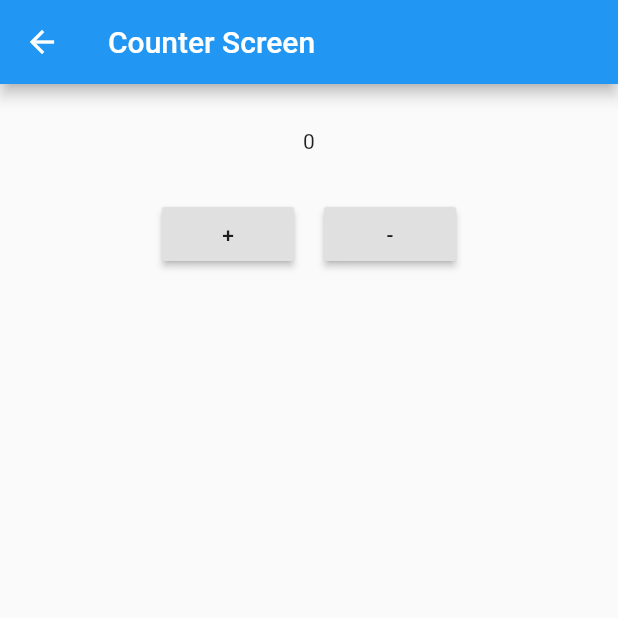
After one commit to zabochen/study_app_flutter, a Flutter app: the screen it shows after launch, after a tap on "Open Counter Screen", on a phone screen of 412 x 824 dp, the top half of it. The commit adds this screen. Run offline on Flutter 3.47's test engine with Material 2 defaults, Android fonts, the phone set to English and light mode, and no system bars; our stand-ins replace shared_preferences; network calls fail.

Commit message:
BLoC manual. SharedPreferences. Strings class.

```diff
--- a/lib/main.dart
+++ b/lib/main.dart
@@ -1,8 +1,11 @@
 import 'package:flutter/material.dart';
+import 'package:study_app_flutter/ui/comment/CommentScreen.dart';
 import 'package:study_app_flutter/screen/home.dart';
 import 'package:study_app_flutter/screen/image.dart';
 import 'package:study_app_flutter/screen/post.dart';
 import 'package:study_app_flutter/screen/row_column_stack.dart';
+import 'package:study_app_flutter/ui/counter/CounterScreen.dart';
+import 'package:study_app_flutter/ui/preferences/PreferencesScreen.dart';
 
 void main() {
   runApp(MaterialApp(
@@ -10,7 +13,10 @@ void main() {
     routes: <String, WidgetBuilder>{
       '/imageScreen': (BuildContext buildContext) => ImageScreen(),
       '/rowColumnScreen': (BuildContext buildContext) => RowColumnScreen(),
-      '/postScreen': (BuildContext buildContext) => PostScreen()
+      '/postScreen': (BuildContext buildContext) => PostScreen(),
+      '/commentScreen': (BuildContext buildContext) => CommentScreen(),
+      '/preferencesScreen': (BuildContext buildContext) => PreferencesScreen(),
+      '/counterScreen': (BuildContext buildContext) => CounterScreen()
     },
   ));
 }
--- /dev/null
+++ b/lib/res/Strings.dart
@@ -0,0 +1,5 @@
+class Strings {
+  static const commentScreenAppBarTitle = "Comment Screen";
+  static const preferencesScreenAppBarTitle = "Preferences Screen";
+  static const counterScreenAppBarTitle = "Counter Screen";
+}
--- a/lib/screen/home.dart
+++ b/lib/screen/home.dart
@@ -43,6 +43,24 @@ class HomeScreenState extends State<HomeScreen> {
                 context.navigateTo("/postScreen");
               },
             ),
+            RaisedButton(
+              child: Text("Open Comment Screen"),
+              onPressed: () {
+                context.navigateTo("/commentScreen");
+              },
+            ),
+            RaisedButton(
+              child: Text("Open Preferences Screen"),
+              onPressed: () {
+                context.navigateTo("/preferencesScreen");
+              },
+            ),
+            RaisedButton(
+              child: Text("Open Counter Screen"),
+              onPressed: () {
+                context.navigateTo("/counterScreen");
+              },
+            ),
           ],
         ),
       ),
@@ -83,6 +101,7 @@ class HomeScreenState extends State<HomeScreen> {
           Scaffold.of(context).showSnackBar(SnackBar(
             content: Text("Message"),
           ));
+          _currentIndex++;
         },
       ),
     );
--- a/lib/screen/post.dart
+++ b/lib/screen/post.dart
@@ -1,7 +1,7 @@
 import 'package:flutter/material.dart';
-import 'package:study_app_flutter/data/model/Post.dart';
+import 'package:study_app_flutter/model/Post.dart';
 import 'dart:async';
-import 'package:study_app_flutter/data/network.dart';
+import 'package:study_app_flutter/data/network/NetworkService.dart';
 
 class PostScreen extends StatefulWidget {
   @override
--- /dev/null
+++ b/lib/ui/counter/CounterBloc.dart
@@ -0,0 +1,36 @@
+import 'dart:async';
+import 'package:study_app_flutter/ui/counter/CounterEvent.dart';
+
+class CounterBloc {
+  int _counter = 0;
+
+  final _counterStateController = StreamController<int>();
+
+  StreamSink<int> get _inCounterState => _counterStateController.sink;
+
+  Stream<int> get outCounterState => _counterStateController.stream;
+
+  final _counterEventController = StreamController<CounterEvent>();
+
+  StreamSink<CounterEvent> get inCounterEvent => _counterEventController.sink;
+
+  CounterBloc() {
+    _counterEventController.stream.listen((event) {
+      _mapEventToState(event);
+    });
+  }
+
+  _mapEventToState(CounterEvent event) {
+    if (event is IncrementEvent) {
+      _counter++;
+    } else {
+      _counter--;
+    }
+    _inCounterState.add(_counter);
+  }
+
+  dispose() {
+    _counterStateController.close();
+    _counterEventController.close();
+  }
+}
--- /dev/null
+++ b/lib/ui/counter/CounterEvent.dart
@@ -0,0 +1,5 @@
+abstract class CounterEvent {}
+
+class IncrementEvent extends CounterEvent {}
+
+class DecrementEvent extends CounterEvent {}
--- /dev/null
+++ b/lib/ui/counter/CounterScreen.dart
@@ -0,0 +1,70 @@
+import 'package:flutter/material.dart';
+import 'package:study_app_flutter/res/Strings.dart';
+import 'package:study_app_flutter/ui/counter/CounterBloc.dart';
+import 'package:study_app_flutter/ui/counter/CounterEvent.dart';
+
+class CounterScreen extends StatefulWidget {
+  @override
+  CounterScreenState createState() => CounterScreenState();
+}
+
+class CounterScreenState extends State {
+  final _counterBloc = CounterBloc();
+
+  @override
+  Widget build(BuildContext context) {
+    return Scaffold(
+      appBar: AppBar(
+        title: Text(Strings.counterScreenAppBarTitle),
+      ),
+      body: getBody(),
+    );
+  }
+
+  @override
+  void dispose() {
+    super.dispose();
+    _counterBloc.dispose();
+  }
+
+  getBody() {
+    return Center(
+      child: Container(
+        child: Column(
+          children: <Widget>[
+            Container(
+                margin: EdgeInsets.all(30.0),
+                child: StreamBuilder(
+                  stream: _counterBloc.outCounterState,
+                  builder: (BuildContext context, AsyncSnapshot<int> snapshot) {
+                    return snapshot.data == null
+                        ? Text("0")
+                        : Text(snapshot.data.toString());
+                  },
+                )),
+            Row(
+              mainAxisAlignment: MainAxisAlignment.center,
+              children: <Widget>[
+                RaisedButton(
+                  child: Text("+"),
+                  onPressed: () {
+                    _counterBloc.inCounterEvent.add(IncrementEvent());
+                  },
+                ),
+                SizedBox(
+                  width: 20.0,
+                ),
+                RaisedButton(
+                  child: Text("-"),
+                  onPressed: () {
+                    _counterBloc.inCounterEvent.add(DecrementEvent());
+                  },
+                ),
+              ],
+            )
+          ],
+        ),
+      ),
+    );
+  }
+}
--- a/pubspec.yaml
+++ b/pubspec.yaml
@@ -25,6 +25,8 @@ dependencies:
     sdk: flutter
 
   http: ^0.12.2
+
+  shared_preferences: ^0.5.8
 
   # The following adds the Cupertino Icons font to your application.
   # Use with the CupertinoIcons class for iOS style icons.
```
Also changed, not shown: lib/data/network.dart (deleted, +0 -36 lines), lib/data/network/NetworkService.dart (added, +43 -0 lines), lib/data/preferences/PreferencesService.dart (added, +21 -0 lines), lib/model/Comment.dart (added, +26 -0 lines), lib/ui/comment/CommentBloc.dart (added, +10 -0 lines), lib/ui/comment/CommentScreen.dart (added, +97 -0 lines), lib/ui/preferences/PreferencesScreen.dart (added, +83 -0 lines), lib/model/Post.dart (renamed from lib/data/model/Post.dart), lib/model/User.dart (renamed from lib/data/model/User.dart), pubspec.lock, 4 other files.
